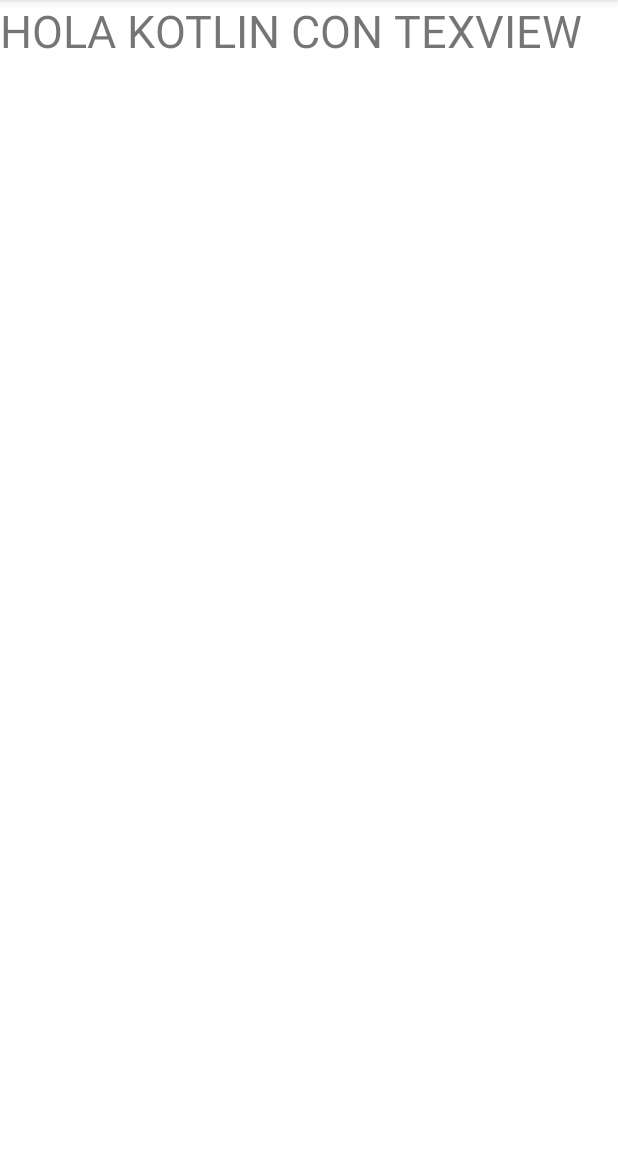
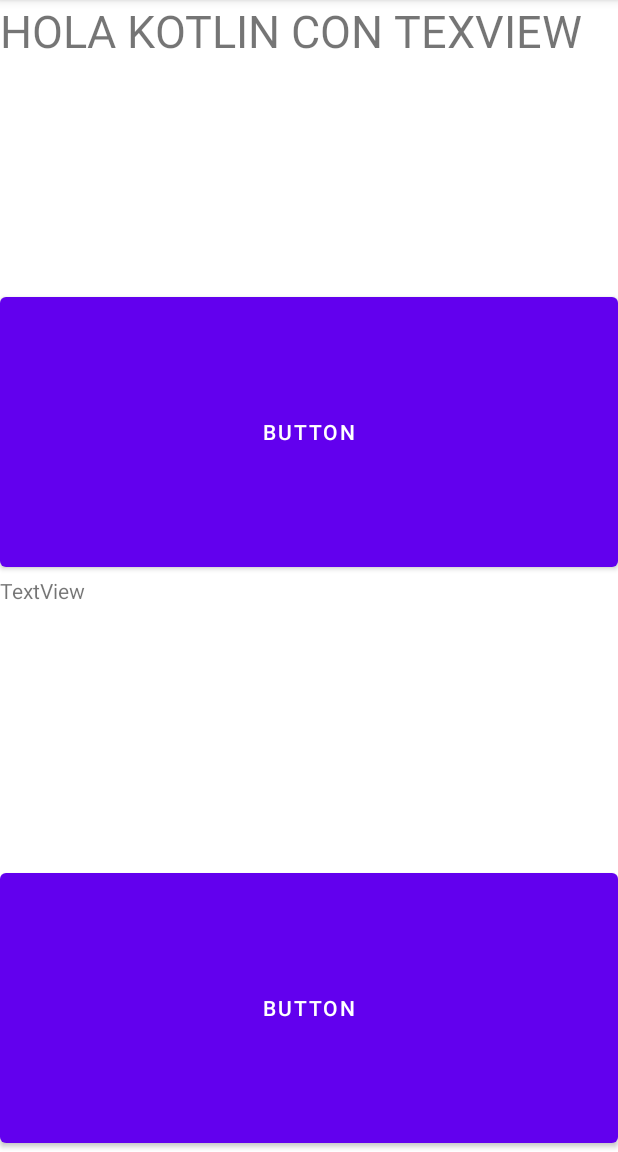
Before and after one commit to imarcaos/Curso-de-Kotlin-Edutin, an Android app: the screen it shows after launch (MainActivity), on a phone screen of 412 x 824 dp, the part 84-1236 px from its top. Run offline under Robolectric (Android 15) with nearby library versions, the phone set to English and light mode, and no system bars.

Commit message:
Layouts - Linear and Horizontal Layouts

```diff
--- a/HolaMundo/app/src/main/res/layout/activity_main.xml
+++ b/HolaMundo/app/src/main/res/layout/activity_main.xml
@@ -1,16 +1,41 @@
 <?xml version="1.0" encoding="utf-8"?>
-<androidx.constraintlayout.widget.ConstraintLayout
+<LinearLayout
         xmlns:android="http://schemas.android.com/apk/res/android"
         xmlns:tools="http://schemas.android.com/tools"
         xmlns:app="http://schemas.android.com/apk/res-auto"
         android:layout_width="match_parent"
         android:layout_height="match_parent"
+        android:orientation="vertical"
         tools:context=".MainActivity">
 
     <TextView
         android:id="@+id/texto_bueno"
-        android:layout_width="wrap_content"
-        android:layout_height="wrap_content"
+        android:layout_width="match_parent"
+        android:layout_height="match_parent"
+        android:layout_weight="1"
         android:text="@string/hola"
         android:textSize="30sp" />
-</androidx.constraintlayout.widget.ConstraintLayout>
+
+    <Button
+        android:id="@+id/button"
+        android:layout_width="match_parent"
+        android:layout_height="match_parent"
+        android:layout_weight="1"
+        android:text="Button"
+        tools:layout_editor_absoluteX="4dp"
+        tools:layout_editor_absoluteY="56dp" />
+
+    <TextView
+        android:id="@+id/textView"
+        android:layout_width="match_parent"
+        android:layout_height="match_parent"
+        android:layout_weight="1"
+        android:text="TextView" />
+
+    <Button
+        android:id="@+id/button2"
+        android:layout_width="match_parent"
+        android:layout_height="match_parent"
+        android:layout_weight="1"
+        android:text="Button" />
+</LinearLayout>
```
